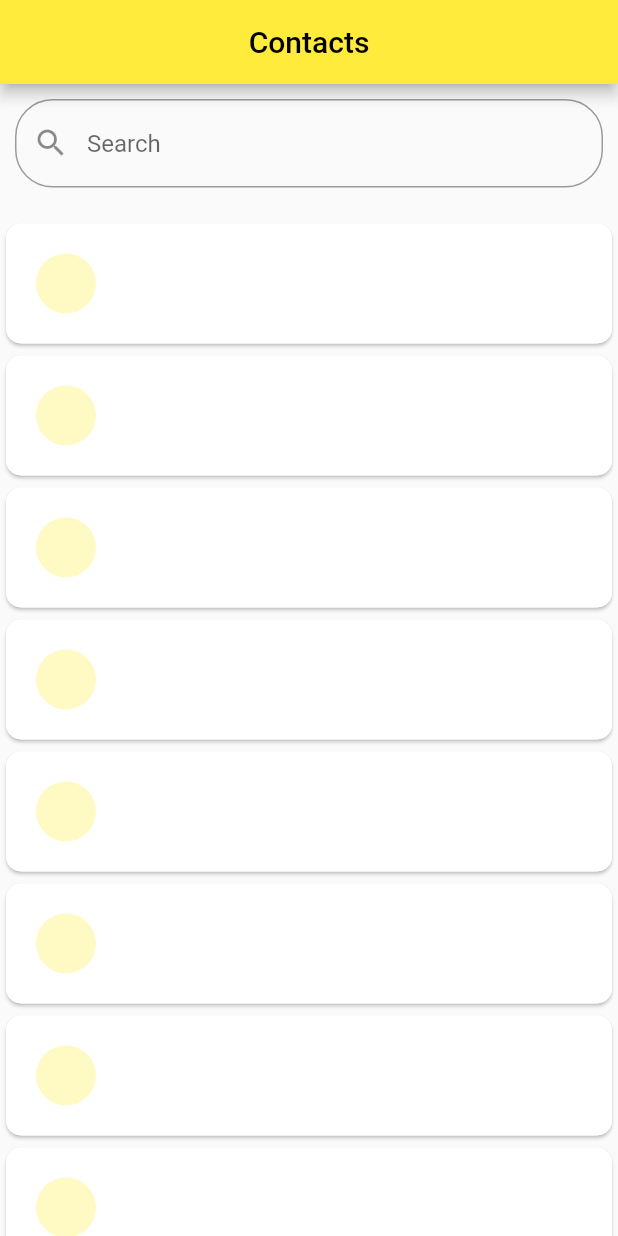
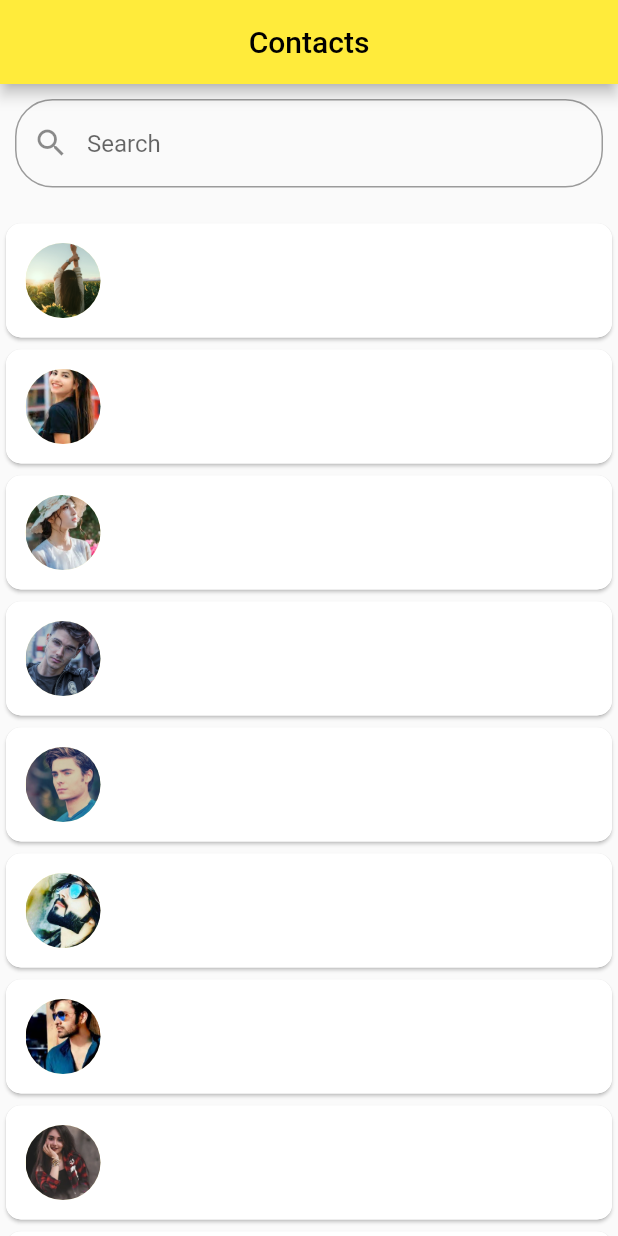
Before and after one commit to OstrichFarmer/contact_app, a Flutter app: the screen it shows after launch, on a phone screen of 412 x 824 dp. Run offline on Flutter 3.47's test engine with Material 2 defaults, Android fonts, the phone set to English and light mode, and no system bars.

```diff
--- a/lib/contact_screen.dart
+++ b/lib/contact_screen.dart
@@ -1,9 +1,14 @@
 import 'package:contact_app/dummy_data.dart';
 import 'package:flutter/material.dart';
 
-class ContactScreen extends StatelessWidget {
-  const ContactScreen({Key? key}) : super(key: key);
+class ContactScreen extends StatefulWidget {
+  ContactScreen({Key? key}) : super(key: key);
 
+  @override
+  State<ContactScreen> createState() => _ContactScreenState();
+}
+
+class _ContactScreenState extends State<ContactScreen> {
   @override
   Widget build(BuildContext context) {
     return GestureDetector(
@@ -43,10 +48,16 @@ class ContactScreen extends StatelessWidget {
                             borderRadius:
                                 BorderRadius.all(Radius.circular(10))),
                         child: Container(
-                          padding: const EdgeInsets.all(10),
-                          margin: const EdgeInsets.all(10),
+                          padding: const EdgeInsets.all(5),
+                          margin: const EdgeInsets.all(8),
                           child: Row(
-                            children: [CircleAvatar()],
+                            children: [
+                              CircleAvatar(
+                                radius: 25,
+                                backgroundImage:
+                                    AssetImage(contactDetails[index].image),
+                              )
+                            ],
                           ),
                         ),
                       );
--- a/lib/dummy_data.dart
+++ b/lib/dummy_data.dart
@@ -18,7 +18,7 @@ class User {
   });
 }
 
-List<Object> contactDetails = const [
+List<User> contactDetails = const [
   User(
       id: "6364a0c81dde440b643cf003",
       index: 0,
@@ -62,7 +62,7 @@ List<Object> contactDetails = const [
   User(
       id: "6364a0c8eb090858d07ac45c",
       index: 5,
-      image: "assets/images/profile_1.jpg",
+      image: "assets/images/profile_3.jpg",
       name: "Moss Horne",
       gender: "male",
       email: "mosshorne@eventix.com",
@@ -70,7 +70,7 @@ List<Object> contactDetails = const [
   User(
       id: "6364a0c8062579dddf9c01ba",
       index: 6,
-      image: "assets/images/profile_1.jpg",
+      image: "assets/images/profile_4.jpeg",
       name: "Shelton Maynard",
       gender: "male",
       email: "sheltonmaynard@eventix.com",
@@ -78,7 +78,7 @@ List<Object> contactDetails = const [
   User(
       id: "6364a0c820860809c4fc504e",
       index: 7,
-      image: "assets/images/girl_4.jpg",
+      image: "assets/images/girl_4.webp",
       name: "Lesa Benjamin",
       gender: "female",
       email: "lesabenjamin@eventix.com",
@@ -86,7 +86,7 @@ List<Object> contactDetails = const [
   User(
       id: "6364a0c842d2d5fc941f1ddc",
       index: 8,
-      image: "assets/images/profile_1.jpg",
+      image: "assets/images/profile_5.jpeg",
       name: "Barnes Porter",
       gender: "male",
       email: "barnesporter@eventix.com",
@@ -110,7 +110,7 @@ List<Object> contactDetails = const [
   User(
       id: "6364a0c8b12aa00452e2d0a3",
       index: 11,
-      image: "assets/images/profile_1.jpg",
+      image: "assets/images/profile_2.jpg",
       name: "Monroe Hancock",
       gender: "male",
       email: "monroehancock@eventix.com",
@@ -118,7 +118,7 @@ List<Object> contactDetails = const [
   User(
       id: "6364a0c8116d4556fc00d745",
       index: 12,
-      image: "assets/images/profile_1.jpg",
+      image: "assets/images/profile_3.jpg",
       name: "Cannon Osborne",
       gender: "male",
       email: "cannonosborne@eventix.com",
@@ -134,7 +134,7 @@ List<Object> contactDetails = const [
   User(
       id: "6364a0c8345dc97f8268d5ee",
       index: 14,
-      image: "assets/images/profile_1.jpg",
+      image: "assets/images/profile_4.jpeg",
       name: "Pitts Oneal",
       gender: "male",
       email: "pittsoneal@eventix.com",
@@ -150,7 +150,7 @@ List<Object> contactDetails = const [
   User(
       id: "6364a0c884f6e0b86e7a17e4",
       index: 16,
-      image: "assets/images/profile_1.jpg",
+      image: "assets/images/profile_5.jpeg",
       name: "Mccarthy Harper",
       gender: "male",
       email: "mccarthyharper@eventix.com",
@@ -174,7 +174,7 @@ List<Object> contactDetails = const [
   User(
       id: "6364a0c80653358e30d42ee9",
       index: 19,
-      image: "assets/images/profile_1.jpg",
+      image: "assets/images/profile_2.jpg",
       name: "Saunders Myers",
       gender: "male",
       email: "saundersmyers@eventix.com",
@@ -182,7 +182,7 @@ List<Object> contactDetails = const [
   User(
       id: "6364a0c8b5d12202e7ce04c2",
       index: 20,
-      image: "assets/images/profile_1.jpg",
+      image: "assets/images/profile_3.jpg",
       name: "Whitaker Macdonald",
       gender: "male",
       email: "whitakermacdonald@eventix.com",
@@ -190,7 +190,7 @@ List<Object> contactDetails = const [
   User(
       id: "6364a0c8ed56d3c2d3759d0d",
       index: 21,
-      image: "assets/images/girl_4.jpg",
+      image: "assets/images/girl_4.webp",
       name: "Justine Steele",
       gender: "female",
       email: "justinesteele@eventix.com",
@@ -206,7 +206,7 @@ List<Object> contactDetails = const [
   User(
       id: "6364a0c8369b9a3c02a2b62f",
       index: 23,
-      image: "assets/images/profile_1.jpg",
+      image: "assets/images/profile_4.jpeg",
       name: "Baxter Shaffer",
       gender: "male",
       email: "baxtershaffer@eventix.com",
@@ -222,7 +222,7 @@ List<Object> contactDetails = const [
   User(
       id: "6364a0c83f4539cf3dd23d18",
       index: 25,
-      image: "assets/images/profile_1.jpg",
+      image: "assets/images/profile_5.jpeg",
       name: "Harris Richards",
       gender: "male",
       email: "harrisrichards@eventix.com",
@@ -238,7 +238,7 @@ List<Object> contactDetails = const [
   User(
       id: "6364a0c84856fec23497c2ed",
       index: 27,
-      image: "assets/images/profile_1.jpg",
+      image: "assets/images/profile_2.jpg",
       name: "Alvarez Horn",
       gender: "male",
       email: "alvarezhorn@eventix.com",
@@ -246,7 +246,7 @@ List<Object> contactDetails = const [
   User(
       id: "6364a0c8b16ee46c0a02bf58",
       index: 28,
-      image: "assets/images/profile_1.jpg",
+      image: "assets/images/profile_3.jpg",
       name: "Puckett Wilson",
       gender: "male",
       email: "puckettwilson@eventix.com",
@@ -270,7 +270,7 @@ List<Object> contactDetails = const [
   User(
       id: "6364a0c8d477a77c18960a20",
       index: 31,
-      image: "assets/images/girl_4.jpg",
+      image: "assets/images/girl_4.webp",
       name: "Brandie Fitzpatrick",
       gender: "female",
       email: "brandiefitzpatrick@eventix.com",
@@ -294,7 +294,7 @@ List<Object> contactDetails = const [
   User(
       id: "6364a0c833704026328c669d",
       index: 34,
-      image: "assets/images/profile_1.jpg",
+      image: "assets/images/profile_4.jpeg",
       name: "Gilbert Cox",
       gender: "male",
       email: "gilbertcox@eventix.com",
@@ -302,7 +302,7 @@ List<Object> contactDetails = const [
   User(
       id: "6364a0c8651d345ad3d698bd",
       index: 35,
-      image: "assets/images/profile_1.jpg",
+      image: "assets/images/profile_5.jpeg",
       name: "Suarez Ferrell",
       gender: "male",
       email: "suarezferrell@eventix.com",
@@ -318,7 +318,7 @@ List<Object> contactDetails = const [
   User(
       id: "6364a0c833dcc1ebecc9bead",
       index: 37,
-      image: "assets/images/profile_1.jpg",
+      image: "assets/images/profile_2.jpg",
       name: "Huber Fisher",
       gender: "male",
       email: "huberfisher@eventix.com",
@@ -342,7 +342,7 @@ List<Object> contactDetails = const [
   User(
       id: "6364a0c8b8473a6190023c6e",
       index: 40,
-      image: "assets/images/girl_4.jpg",
+      image: "assets/images/girl_4.webp",
       name: "Norma Navarro",
       gender: "female",
       email: "normanavarro@eventix.com",
@@ -350,7 +350,7 @@ List<Object> contactDetails = const [
   User(
       id: "6364a0c8b13c746e1a0325d7",
       index: 41,
-      image: "assets/images/profile_1.jpg",
+      image: "assets/images/profile_3.jpg",
       name: "Bowers Schwartz",
       gender: "male",
       email: "bowersschwartz@eventix.com",
@@ -358,7 +358,7 @@ List<Object> contactDetails = const [
   User(
       id: "6364a0c8b9d247c0b45009bc",
       index: 42,
-      image: "assets/images/profile_1.jpg",
+      image: "assets/images/profile_4.jpeg",
       name: "Holloway Hahn",
       gender: "male",
       email: "hollowayhahn@eventix.com",
@@ -374,7 +374,7 @@ List<Object> contactDetails = const [
   User(
       id: "6364a0c83e01c133d11e3d0c",
       index: 44,
-      image: "assets/images/profile_1.jpg",
+      image: "assets/images/profile_5.jpeg",
       name: "Mills Munoz",
       gender: "male",
       email: "millsmunoz@eventix.com",
@@ -390,7 +390,7 @@ List<Object> contactDetails = const [
   User(
       id: "6364a0c87e57966f4a4f1211",
       index: 46,
-      image: "assets/images/profile_1.jpg",
+      image: "assets/images/profile_2.jpg",
       name: "Alexander Craft",
       gender: "male",
       email: "alexandercraft@eventix.com",
@@ -406,7 +406,7 @@ List<Object> contactDetails = const [
   User(
       id: "6364a0c8c7dce5bdea9c3290",
       index: 48,
-      image: "assets/images/profile_1.jpg",
+      image: "assets/images/profile_3.jpg",
       name: "Hawkins Drake",
       gender: "male",
       email: "hawkinsdrake@eventix.com",
@@ -414,7 +414,7 @@ List<Object> contactDetails = const [
   User(
       id: "6364a0c85796b52d2fb1f905",
       index: 49,
-      image: "assets/images/profile_1.jpg",
+      image: "assets/images/profile_4.jpeg",
       name: "Tyler Larsen",
       gender: "male",
       email: "tylerlarsen@eventix.com",
--- a/lib/main.dart
+++ b/lib/main.dart
@@ -16,7 +16,7 @@ class MyApp extends StatelessWidget {
         primarySwatch: Colors.yellow,
       ),
       debugShowCheckedModeBanner: false,
-      home: const ContactScreen(),
+      home: ContactScreen(),
     );
   }
 }
```
Also changed, not shown: pubspec.yaml (+3 -5 lines).
